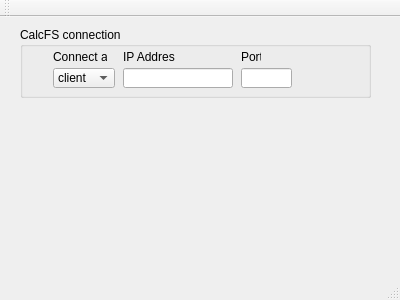
Above: dsu_osis/mainwindow.ui from omishukov/dsu_osis before the change. Below: the same form after it.
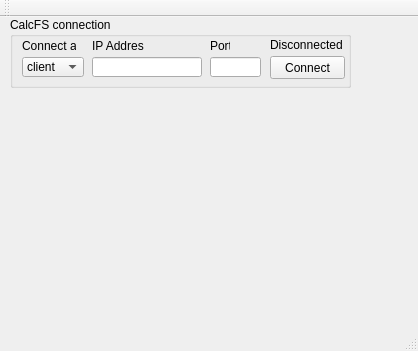
That is the form after the change.

Diff of the .ui file:
```diff
--- a/dsu_osis/mainwindow.ui
+++ b/dsu_osis/mainwindow.ui
@@ -6,8 +6,8 @@
    <rect>
     <x>0</x>
     <y>0</y>
-    <width>400</width>
-    <height>300</height>
+    <width>418</width>
+    <height>351</height>
    </rect>
   </property>
   <property name="windowTitle">
@@ -17,9 +17,9 @@
    <widget class="QGroupBox" name="groupBox">
     <property name="geometry">
      <rect>
-      <x>20</x>
-      <y>10</y>
-      <width>351</width>
+      <x>10</x>
+      <y>0</y>
+      <width>341</width>
       <height>71</height>
      </rect>
     </property>
@@ -29,8 +29,8 @@
     <widget class="QLineEdit" name="IPv4Address">
      <property name="geometry">
       <rect>
-       <x>103</x>
-       <y>41</y>
+       <x>82</x>
+       <y>40</y>
        <width>110</width>
        <height>20</height>
       </rect>
@@ -45,8 +45,8 @@
     <widget class="QLineEdit" name="IPv4Port">
      <property name="geometry">
       <rect>
-       <x>221</x>
-       <y>41</y>
+       <x>200</x>
+       <y>40</y>
        <width>51</width>
        <height>20</height>
       </rect>
@@ -58,8 +58,8 @@
     <widget class="QComboBox" name="ClientServerCB">
      <property name="geometry">
       <rect>
-       <x>33</x>
-       <y>41</y>
+       <x>12</x>
+       <y>40</y>
        <width>62</width>
        <height>20</height>
       </rect>
@@ -84,8 +84,8 @@
     <widget class="QLabel" name="label">
      <property name="geometry">
       <rect>
-       <x>33</x>
-       <y>22</y>
+       <x>12</x>
+       <y>21</y>
        <width>54</width>
        <height>16</height>
       </rect>
@@ -97,8 +97,8 @@
     <widget class="QLabel" name="label_2">
      <property name="geometry">
       <rect>
-       <x>103</x>
-       <y>22</y>
+       <x>82</x>
+       <y>21</y>
        <width>52</width>
        <height>16</height>
       </rect>
@@ -110,8 +110,8 @@
     <widget class="QLabel" name="label_3">
      <property name="geometry">
       <rect>
-       <x>221</x>
-       <y>22</y>
+       <x>200</x>
+       <y>21</y>
        <width>20</width>
        <height>16</height>
       </rect>
@@ -120,6 +120,35 @@
       <string>Port</string>
      </property>
     </widget>
+    <widget class="QPushButton" name="ConnectButton">
+     <property name="geometry">
+      <rect>
+       <x>260</x>
+       <y>39</y>
+       <width>75</width>
+       <height>23</height>
+      </rect>
+     </property>
+     <property name="text">
+      <string>Connect</string>
+     </property>
+    </widget>
+    <widget class="QLabel" name="ConnectionStatusLabel">
+     <property name="geometry">
+      <rect>
+       <x>260</x>
+       <y>20</y>
+       <width>81</width>
+       <height>16</height>
+      </rect>
+     </property>
+     <property name="styleSheet">
+      <string notr="true"/>
+     </property>
+     <property name="text">
+      <string>Disconnected</string>
+     </property>
+    </widget>
    </widget>
   </widget>
   <widget class="QMenuBar" name="menuBar">
```
Left out of the diff: 8 changed lines with no effect on the pictures.
